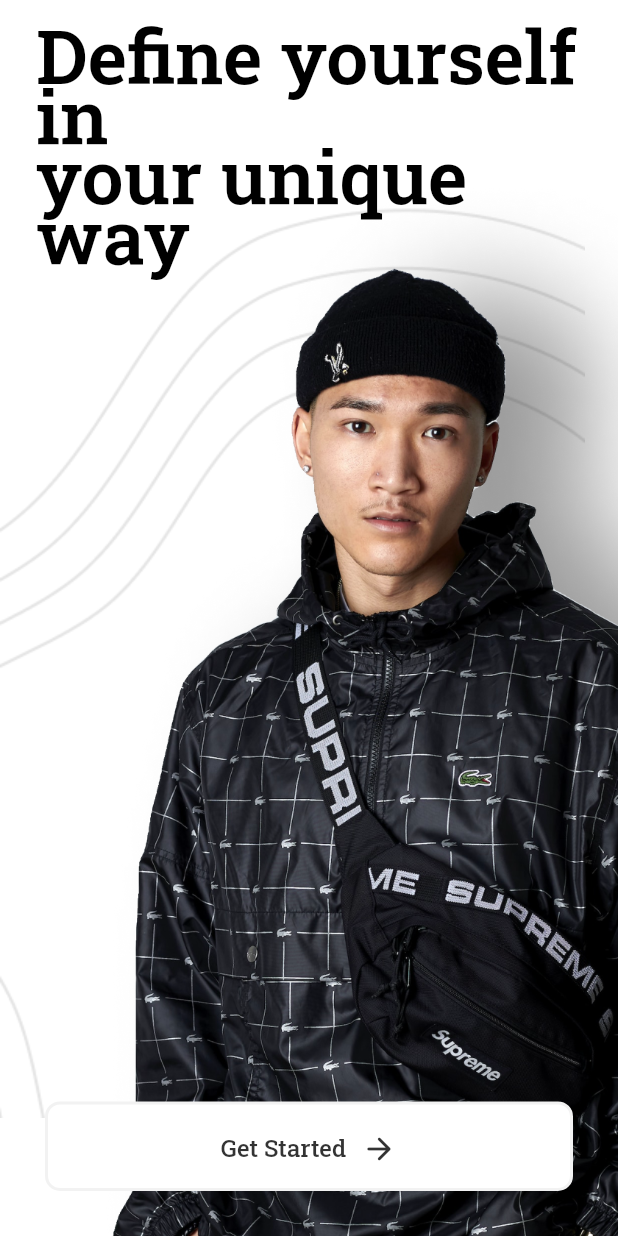
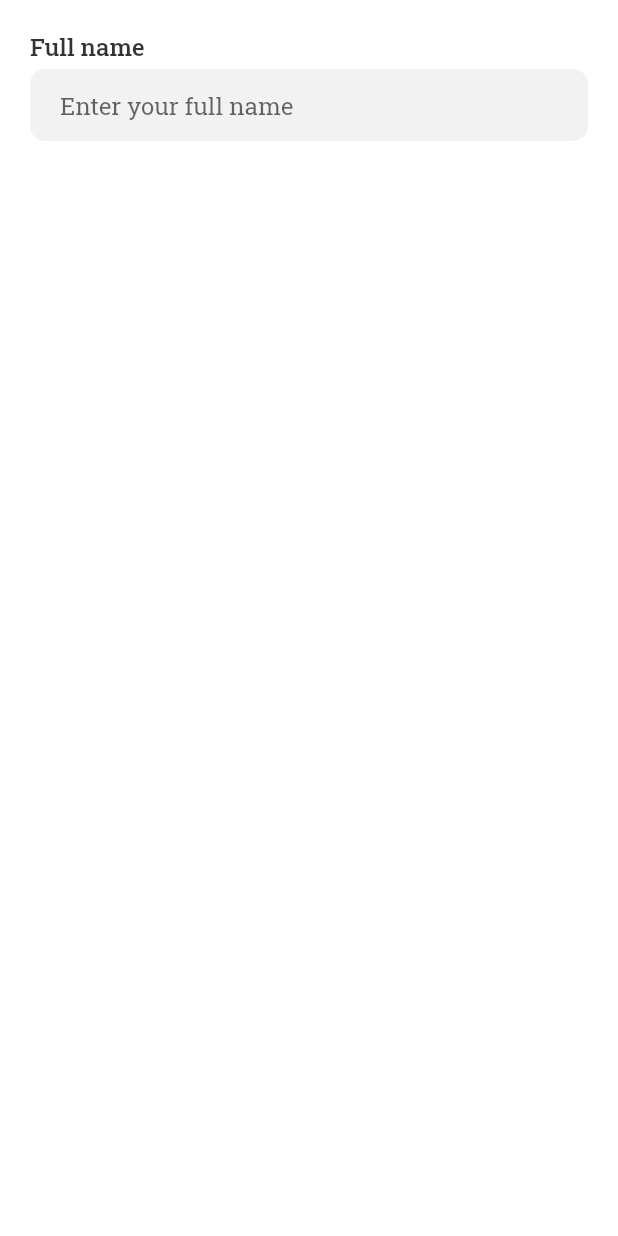
Before and after one commit to LazuardiFadhilah/eShop, a Flutter app: the OnBoard screen opened directly, after a tap on "Get Started", on a phone screen of 412 x 824 dp. Run offline on Flutter 3.47's test engine with Material 2 defaults, Android fonts, the phone set to English and light mode, and no system bars; our stand-ins replace flutter_screenutil, google_fonts.

Commit message:
add signup screen

```diff
--- a/lib/main.dart
+++ b/lib/main.dart
@@ -1,4 +1,5 @@
 import 'package:eshop/screens/onboard.dart';
+import 'package:eshop/screens/signup.dart';
 import 'package:flutter/material.dart';
 import 'package:flutter_screenutil/flutter_screenutil.dart';
 
@@ -16,9 +17,13 @@ class MyApp extends StatelessWidget {
       minTextAdapt: true,
       splitScreenMode: true,
       builder: (context, child) {
-        return const MaterialApp(
+        return MaterialApp(
           debugShowCheckedModeBanner: false,
-          home: OnBoard(),
+          initialRoute: '/',
+          routes: {
+            '/': (context) => const OnBoard(),
+            SignUp.routeName: (context) => const SignUp(),
+          },
         );
       },
     );
--- a/lib/screens/onboard.dart
+++ b/lib/screens/onboard.dart
@@ -1,3 +1,4 @@
+import 'package:eshop/screens/signup.dart';
 import 'package:eshop/styles.dart';
 import 'package:flutter/material.dart';
 import 'package:flutter_screenutil/flutter_screenutil.dart';
@@ -51,7 +52,10 @@ class OnBoard extends StatelessWidget {
                 child: Padding(
                   padding: const EdgeInsets.all(30),
                   child: GestureDetector(
-                    onTap: () {},
+                    onTap: () {
+                      Navigator.pushNamedAndRemoveUntil(context,
+                          SignUp.routeName, (Route<dynamic> route) => false);
+                    },
                     child: Container(
                       padding: const EdgeInsets.all(18),
                       alignment: Alignment.center,
--- /dev/null
+++ b/lib/screens/signup.dart
@@ -0,0 +1,25 @@
+import 'package:eshop/styles.dart';
+import 'package:eshop/widgets/custom_textfield.dart';
+import 'package:flutter/material.dart';
+
+class SignUp extends StatelessWidget {
+  static const routeName = '/sign-up';
+  const SignUp({Key? key}) : super(key: key);
+
+  @override
+  Widget build(BuildContext context) {
+    return const Scaffold(
+      backgroundColor: bgColor,
+      body: SafeArea(
+        top: true,
+        child: Padding(
+          padding: EdgeInsets.all(20),
+          child: CustomTextField(
+            title: 'Full name',
+            desc: 'Enter your full name',
+          ),
+        ),
+      ),
+    );
+  }
+}
--- /dev/null
+++ b/lib/widgets/custom_textfield.dart
@@ -0,0 +1,46 @@
+import 'package:eshop/styles.dart';
+import 'package:flutter/material.dart';
+
+class CustomTextField extends StatelessWidget {
+  final String title;
+  final String desc;
+  final bool? isObscured;
+  const CustomTextField(
+      {Key? key, required this.title, required this.desc, this.isObscured})
+      : super(key: key);
+
+  @override
+  Widget build(BuildContext context) {
+    return Column(
+      crossAxisAlignment: CrossAxisAlignment.start,
+      children: [
+        Text(
+          title,
+          style: titleTextStyle,
+        ),
+        const SizedBox(
+          height: 5,
+        ),
+        TextField(
+          decoration: InputDecoration(
+            contentPadding: const EdgeInsets.symmetric(
+              horizontal: 20,
+              vertical: 10,
+            ),
+            filled: true,
+            fillColor: greyColor,
+            hintText: desc,
+            hintStyle: descTextStyle,
+            border: OutlineInputBorder(
+              borderRadius: BorderRadius.circular(10),
+              borderSide: BorderSide.none,
+            ),
+            suffixIcon: isObscured != null
+                ? const Icon(Icons.remove_red_eye)
+                : const SizedBox(),
+          ),
+        ),
+      ],
+    );
+  }
+}
```
Also changed, not shown: assets/background_banner.png.
